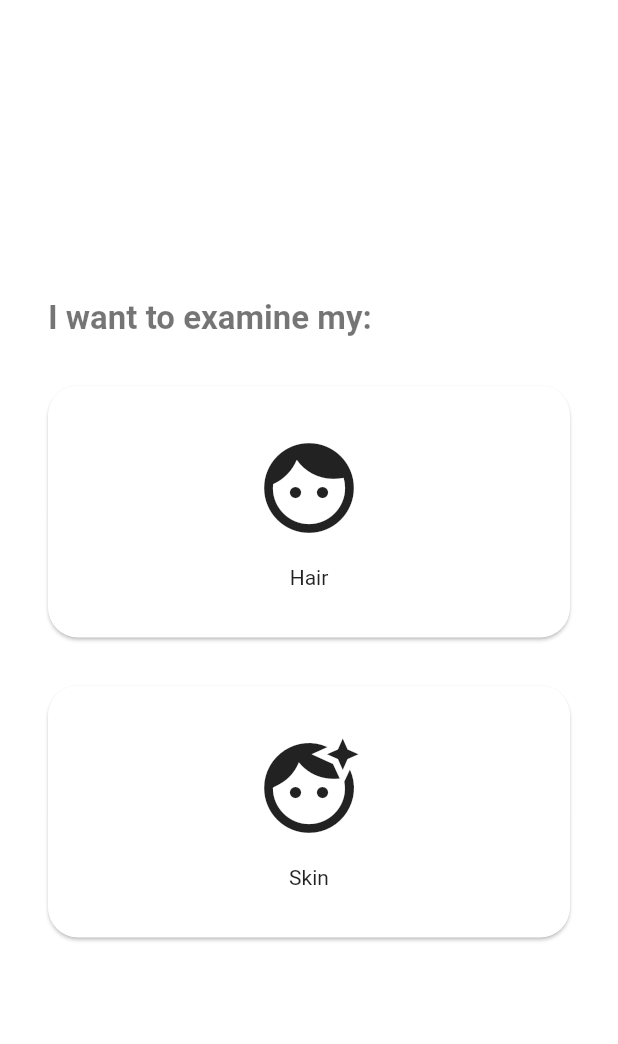
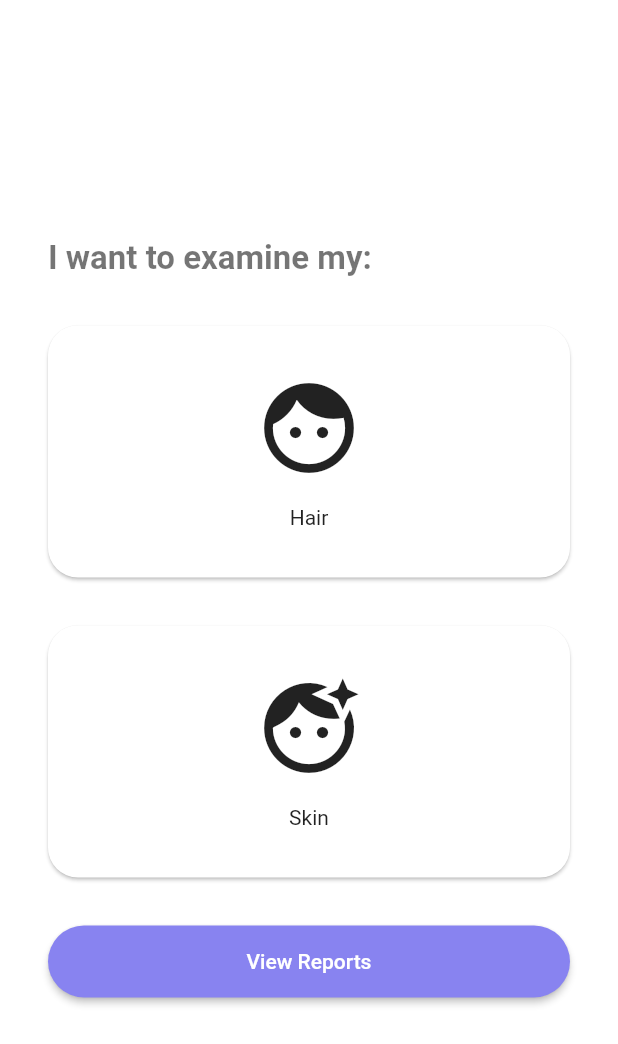
Before and after one commit to muiz6/healthy, a Flutter app: the SelectionPage screen opened directly, on a phone screen of 412 x 824 dp. Shown: the top 1044 px of the screen. Run offline on Flutter 3.47's test engine with Material 2 defaults, Android fonts, the phone set to English and light mode, and no system bars; our stand-ins replace camera, flutter_svg, get.

Commit message:
added navigation

```diff
--- a/lib/main.dart
+++ b/lib/main.dart
@@ -11,6 +11,7 @@ class MyApp extends StatelessWidget {
   @override
   Widget build(BuildContext context) {
     return GetMaterialApp(
+      debugShowCheckedModeBanner: false,
       title: strings.appName,
       theme: theme.appTheme,
       home: SignInPage(),
--- a/lib/pages/camera_hair_page.dart
+++ b/lib/pages/camera_hair_page.dart
@@ -15,7 +15,9 @@ class _CameraHairPageState extends State<CameraHairPage> {
   @override
   Widget build(BuildContext context) {
     return Scaffold(
-      appBar: AppBar(),
+      appBar: AppBar(
+        foregroundColor: Colors.white,
+      ),
       body: Stack(
         fit: StackFit.expand,
         children: [
--- a/lib/pages/result_skin_page.dart
+++ b/lib/pages/result_skin_page.dart
@@ -1,6 +1,9 @@
 import 'package:flutter/material.dart';
+import 'package:get/get.dart';
 
 import 'package:healthy/dimens.dart' as dimens;
+import 'package:healthy/pages/product_page.dart';
+import 'package:healthy/pages/remedy_page.dart';
 import 'package:healthy/strings.dart' as strings;
 import 'package:healthy/widgets/view_more_tile.dart';
 
@@ -45,6 +48,7 @@ class ResultSkinPage extends StatelessWidget {
                 imageAssetName: 'assets/img/product.jpg',
                 title: 'Products',
                 subtitle: 'Natural products for better health',
+                onClick: () => Get.to(ProductPage()),
               ),
               SizedBox(
                 height: dimens.insetM,
@@ -53,6 +57,7 @@ class ResultSkinPage extends StatelessWidget {
                 imageAssetName: 'assets/img/plant.jpg',
                 title: 'Home Remedies',
                 subtitle: 'For the DIY enthusiasts',
+                onClick: () => Get.to(RemedyPage()),
               ),
               SizedBox(
                 height: dimens.insetM,
--- a/lib/pages/selection_page.dart
+++ b/lib/pages/selection_page.dart
@@ -1,4 +1,8 @@
 import 'package:flutter/material.dart';
+import 'package:get/get.dart';
+
+import 'package:healthy/pages/camera_hair_page.dart';
+import 'package:healthy/pages/camera_skin_page.dart';
 import 'package:healthy/strings.dart' as strings;
 import 'package:healthy/dimens.dart' as dimens;
 
@@ -18,7 +22,8 @@ class SelectionPage extends StatelessWidget {
             SizedBox(
               height: dimens.insetL,
             ),
-            Card(
+            GestureDetector(
+              child: Card(
                 child: Padding(
                   padding: const EdgeInsets.all(dimens.insetL),
                   child: Column(
@@ -35,8 +40,11 @@ class SelectionPage extends StatelessWidget {
                   ),
                 ),
               ),
+              onTap: () => Get.to(CameraHairPage()),
+            ),
             SizedBox(height: dimens.insetL),
-            Card(
+            GestureDetector(
+              child: Card(
                 child: Padding(
                   padding: const EdgeInsets.all(dimens.insetL),
                   child: Column(
@@ -53,6 +61,13 @@ class SelectionPage extends StatelessWidget {
                   ),
                 ),
               ),
+              onTap: () => Get.to(CameraSkinPage()),
+            ),
+            SizedBox(height: dimens.insetL),
+            ElevatedButton(
+              onPressed: () {},
+              child: Text('View Reports'),
+            ),
           ],
           mainAxisAlignment: MainAxisAlignment.center,
           crossAxisAlignment: CrossAxisAlignment.stretch,
--- a/lib/widgets/view_more_tile.dart
+++ b/lib/widgets/view_more_tile.dart
@@ -17,7 +17,8 @@ class ViewMoreTile extends StatelessWidget {
 
   @override
   Widget build(BuildContext context) {
-    return Card(
+    return GestureDetector(
+      child: Card(
         child: Padding(
           child: Row(
             children: [
@@ -50,6 +51,8 @@ class ViewMoreTile extends StatelessWidget {
           ),
           padding: EdgeInsets.all(dimens.insetM),
         ),
+      ),
+      onTap: onClick,
     );
   }
 }
```
Also changed, not shown: lib/pages/camera_skin_page.dart (+9 -2 lines), lib/pages/sign_in_page.dart (+7 -1 lines). Lines whose indentation alone changed are shown as unchanged.
